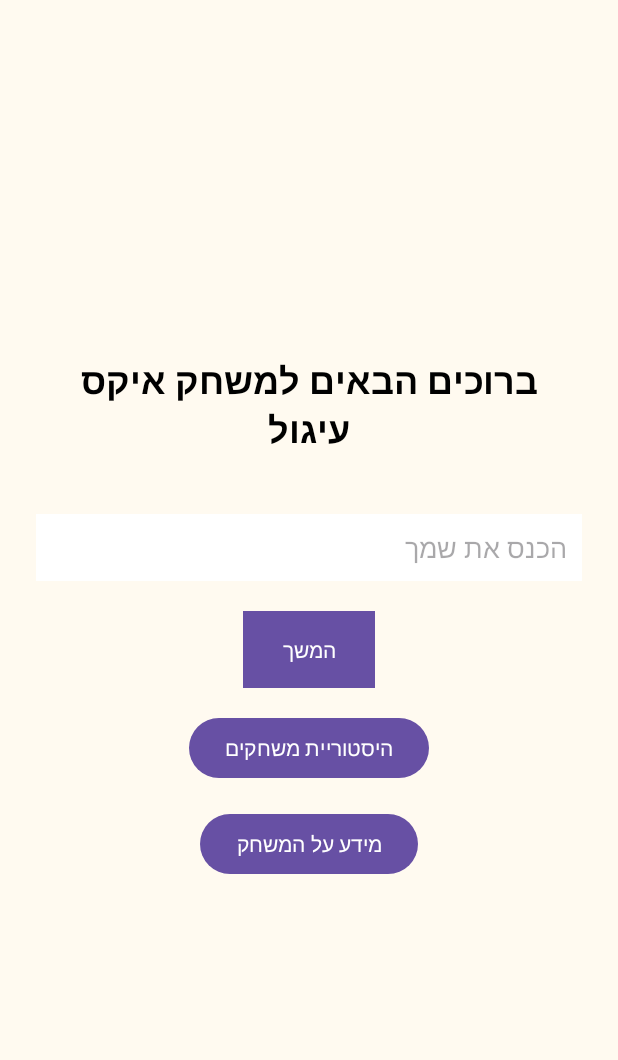
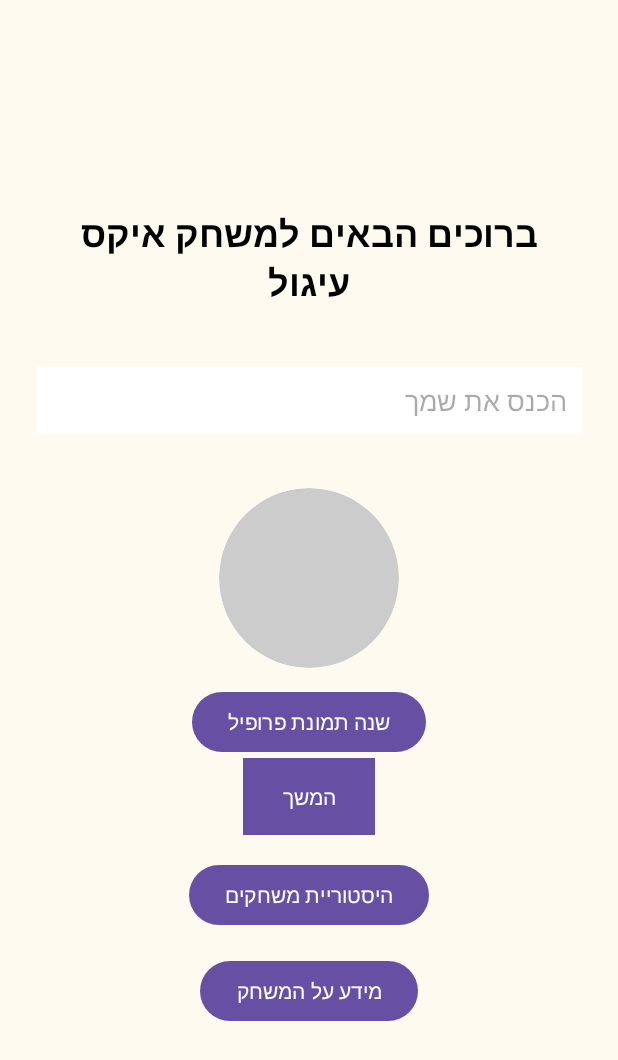
Before and after one commit to hanalif/TicTacToeGame, an Android app: the screen it shows after launch (OpeningActivity), on a phone screen of 412 x 824 dp. Shown: the top 1060 px of the screen. Run offline under Robolectric (Android 15) with nearby library versions, the phone set to English and light mode, and no system bars.

Commit message:
add option to take a profile pic

```diff
--- a/app/src/main/java/hana/lipschutz/math_exercises/OpeningActivity.java
+++ b/app/src/main/java/hana/lipschutz/math_exercises/OpeningActivity.java
@@ -2,17 +2,32 @@ package hana.lipschutz.math_exercises;
 
 import android.content.Intent;
 import android.content.SharedPreferences;
+import android.graphics.Bitmap;
+import android.graphics.BitmapFactory;
+import android.net.Uri;
 import android.os.Bundle;
-import android.view.View;
+import android.provider.MediaStore;
 import android.widget.Button;
 import android.widget.EditText;
+import android.widget.ImageView;
 
+import androidx.activity.result.ActivityResultLauncher;
+import androidx.activity.result.contract.ActivityResultContracts;
 import androidx.appcompat.app.AlertDialog;
 import androidx.appcompat.app.AppCompatActivity;
 
+import java.io.File;
+import java.io.FileOutputStream;
+import java.io.IOException;
+
 public class OpeningActivity extends AppCompatActivity {
+
     private EditText playerNameEditText;
-    private Button startGameButton, buttonHistory;
+    private Button startGameButton, buttonHistory, buttonChangePhoto, buttonInfo;
+    private ImageView imageViewProfile;
+
+    private ActivityResultLauncher<Intent> cameraLauncher;
+    private ActivityResultLauncher<Intent> galleryLauncher;
 
     @Override
     protected void onCreate(Bundle savedInstanceState) {
@@ -22,21 +37,22 @@ public class OpeningActivity extends AppCompatActivity {
         playerNameEditText = findViewById(R.id.playerNameEditText);
         startGameButton = findViewById(R.id.startGameButton);
         buttonHistory = findViewById(R.id.buttonHistory);
+        buttonChangePhoto = findViewById(R.id.buttonChangePhoto);
+        buttonInfo = findViewById(R.id.buttonInfo);
+        imageViewProfile = findViewById(R.id.imageViewProfile);
 
         SharedPreferences prefs = getSharedPreferences("GamePrefs", MODE_PRIVATE);
         String savedName = prefs.getString("PLAYER_NAME", "");
         playerNameEditText.setText(savedName);
 
-        // בדיקה אם חזרנו מהיסטוריה
+        loadProfileImage();
+
         if (getIntent().getBooleanExtra("FROM_HISTORY", false)) {
             showNameChangeDialog(savedName);
         }
 
-        startGameButton.setOnClickListener(new View.OnClickListener() {
-            @Override
-            public void onClick(View v) {
+        startGameButton.setOnClickListener(v -> {
             String playerName = playerNameEditText.getText().toString().trim();
-
             if (!playerName.isEmpty()) {
                 SharedPreferences.Editor editor = prefs.edit();
                 editor.putString("PLAYER_NAME", playerName);
@@ -48,7 +64,6 @@ public class OpeningActivity extends AppCompatActivity {
             } else {
                 playerNameEditText.setError("יש להזין שם");
             }
-            }
         });
 
         buttonHistory.setOnClickListener(v -> {
@@ -56,12 +71,42 @@ public class OpeningActivity extends AppCompatActivity {
             startActivity(intent);
         });
 
-        Button buttonInfo = findViewById(R.id.buttonInfo);
         buttonInfo.setOnClickListener(v -> {
             Intent intent = new Intent(OpeningActivity.this, InfoActivity.class);
             startActivity(intent);
         });
 
+        buttonChangePhoto.setOnClickListener(v -> showImagePickerDialog());
+
+        // הרשמות לאקטיביטי תוצאה (Camera)
+        cameraLauncher = registerForActivityResult(
+                new ActivityResultContracts.StartActivityForResult(),
+                result -> {
+                    if (result.getResultCode() == RESULT_OK && result.getData() != null) {
+                        Bundle extras = result.getData().getExtras();
+                        Bitmap imageBitmap = (Bitmap) extras.get("data");
+                        saveImageToInternalStorage(imageBitmap);
+                        imageViewProfile.setImageBitmap(imageBitmap);
+                    }
+                }
+        );
+
+        // הרשמות לאקטיביטי תוצאה (Gallery)
+        galleryLauncher = registerForActivityResult(
+                new ActivityResultContracts.StartActivityForResult(),
+                result -> {
+                    if (result.getResultCode() == RESULT_OK && result.getData() != null) {
+                        Uri imageUri = result.getData().getData();
+                        try {
+                            Bitmap bitmap = MediaStore.Images.Media.getBitmap(this.getContentResolver(), imageUri);
+                            saveImageToInternalStorage(bitmap);
+                            imageViewProfile.setImageBitmap(bitmap);
+                        } catch (IOException e) {
+                            e.printStackTrace();
+                        }
+                    }
+                }
+        );
     }
 
     private void showNameChangeDialog(String currentName) {
@@ -71,12 +116,46 @@ public class OpeningActivity extends AppCompatActivity {
                 .setTitle("האם לשנות שם שחקן?")
                 .setMessage("השם הנוכחי הוא: " + currentName + "\nהאם ברצונך לשנות אותו?")
                 .setPositiveButton("כן", (dialog, which) -> {
-                    // מחיקה מה-SharedPreferences
                     prefs.edit().remove("PLAYER_NAME").apply();
-                    // איפוס התיבה
                     playerNameEditText.setText("");
                 })
                 .setNegativeButton("לא", null)
                 .show();
     }
+
+    private void showImagePickerDialog() {
+        String[] options = {"צלם תמונה", "בחר מהגלריה"};
+
+        new AlertDialog.Builder(this)
+                .setTitle("בחר אפשרות")
+                .setItems(options, (dialog, which) -> {
+                    if (which == 0) {
+                        Intent takePictureIntent = new Intent(MediaStore.ACTION_IMAGE_CAPTURE);
+                        cameraLauncher.launch(takePictureIntent);
+                    } else {
+                        Intent pickIntent = new Intent(Intent.ACTION_PICK, MediaStore.Images.Media.EXTERNAL_CONTENT_URI);
+                        galleryLauncher.launch(pickIntent);
                     }
+                })
+                .show();
+    }
+
+    private void saveImageToInternalStorage(Bitmap bitmap) {
+        try {
+            File file = new File(getFilesDir(), "profile.jpg");
+            FileOutputStream fos = new FileOutputStream(file);
+            bitmap.compress(Bitmap.CompressFormat.JPEG, 100, fos);
+            fos.close();
+        } catch (IOException e) {
+            e.printStackTrace();
+        }
+    }
+
+    private void loadProfileImage() {
+        File file = new File(getFilesDir(), "profile.jpg");
+        if (file.exists()) {
+            Bitmap bitmap = BitmapFactory.decodeFile(file.getAbsolutePath());
+            imageViewProfile.setImageBitmap(bitmap);
+        }
+    }
+}
--- /dev/null
+++ b/app/src/main/res/drawable/circle_image.xml
@@ -0,0 +1,5 @@
+<?xml version="1.0" encoding="utf-8"?>
+<shape xmlns:android="http://schemas.android.com/apk/res/android"
+    android:shape="oval">
+    <solid android:color="#CCCCCC" />
+</shape>
--- a/app/src/main/res/layout/activity_opening.xml
+++ b/app/src/main/res/layout/activity_opening.xml
@@ -29,6 +29,22 @@
         android:textColor="#000000"
         android:layout_marginBottom="20dp" />
 
+    <ImageView
+        android:id="@+id/imageViewProfile"
+        android:layout_width="120dp"
+        android:layout_height="120dp"
+        android:layout_marginTop="16dp"
+        android:background="@drawable/circle_image"
+        android:scaleType="centerCrop"
+        android:clipToOutline="true" />
+
+    <Button
+        android:id="@+id/buttonChangePhoto"
+        android:layout_width="wrap_content"
+        android:layout_height="wrap_content"
+        android:text="שנה תמונת פרופיל"
+        android:layout_marginTop="12dp"/>
+
     <Button
         android:id="@+id/startGameButton"
         android:layout_width="wrap_content"
--- /dev/null
+++ b/app/src/main/res/xml/file_paths.xml
@@ -0,0 +1,6 @@
+<?xml version="1.0" encoding="utf-8"?>
+<paths xmlns:android="http://schemas.android.com/apk/res/android">
+    <external-files-path
+        name="my_images"
+        path="." />
+</paths>
```
Also changed, not shown: app/src/main/AndroidManifest.xml (+16 -0 lines), app/src/main/res/drawable/profile_avatar.png (added). Lines whose indentation alone changed are shown as unchanged.
